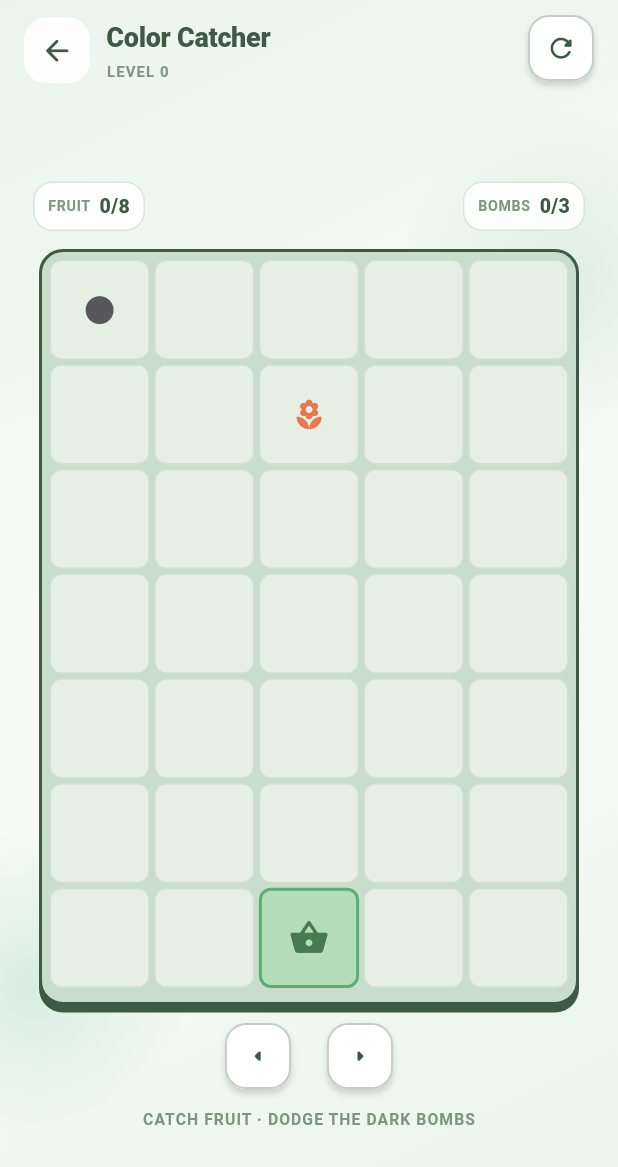
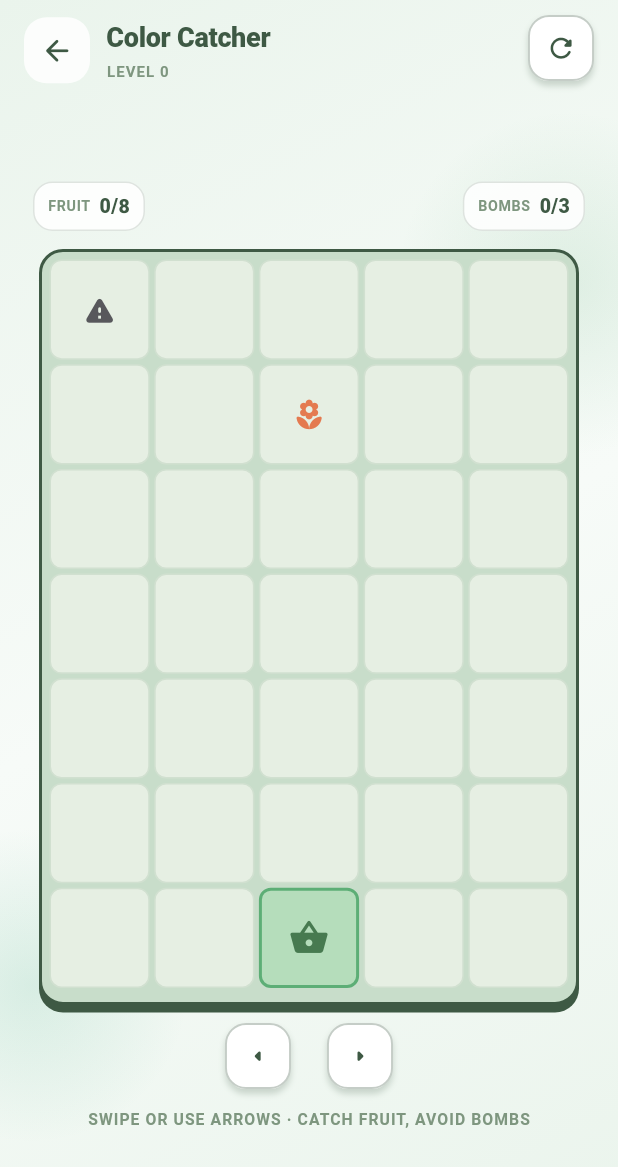
Before and after one commit to nurgeldiserikbay/flooria, a Flutter app: the ColorCatcherPage screen opened directly with empty values, on a phone screen of 412 x 824 dp. Shown: the top 1167 px of the screen. Run offline on Flutter 3.47's test engine with Material 3 defaults, Android fonts, the phone set to English and light mode, and no system bars; our stand-ins replace flutter_svg, shared_preferences; accounts and stored records are empty.

Commit message:
Flooria Wave 21: swipe controls and clearer Color Catcher cues (#116)
* feat: Color Catcher swipe controls, readable falling icons and accessible basket state

* fix: close Color Catcher gesture semantics and keep supported fruit glyph

* test: guard Color Catcher swipe, arrow control and mobile layouts

```diff
--- a/lib/games/color_catcher/color_catcher_page.dart
+++ b/lib/games/color_catcher/color_catcher_page.dart
@@ -59,7 +59,9 @@
   }
 
   @override
-  Widget build(BuildContext context) => GameScaffold(
+  Widget build(BuildContext context) {
+    final reducedMotion = MediaQuery.maybeOf(context)?.disableAnimations ?? false;
+    return GameScaffold(
     palette: _palette,
     title: 'Color Catcher',
     level: level,
@@ -82,7 +84,19 @@
                 StatChip(label: 'BOMBS', value: '${_engine.strikes}/3', palette: _palette),
               ])),
           const SizedBox(height: 12),
-          Container(width: boardWidth, height: boardHeight, padding: const EdgeInsets.all(5),
+          Semantics(
+            key: const ValueKey('catcher-board-state'),
+            label: 'Basket in lane ${_engine.basketLane + 1} of ${ColorCatcherEngine.lanes}. '
+                '${_engine.caught} of ${_engine.goal} fruit caught. '
+                '${_engine.strikes} of 3 bomb strikes. Swipe left or right to move.',
+            child: GestureDetector(
+              key: const ValueKey('catcher-swipe-area'),
+              behavior: HitTestBehavior.opaque,
+              onHorizontalDragEnd: reported || _engine.isFailed ? null : (details) {
+                final velocity = details.primaryVelocity ?? 0;
+                if (velocity.abs() > 30) _move(velocity > 0 ? 1 : -1);
+              },
+            child: Container(width: boardWidth, height: boardHeight, padding: const EdgeInsets.all(5),
             decoration: BoxDecoration(color: const Color(0xFFC8DDCA),
               borderRadius: BorderRadius.circular(16),
               border: Border.all(color: _palette.edge, width: 2),
@@ -99,14 +113,15 @@
                 final token = byCell[cell];
                 final bucket = row == ColorCatcherEngine.rows - 1 &&
                     cell % ColorCatcherEngine.lanes == _engine.basketLane;
-                return AnimatedContainer(duration: const Duration(milliseconds: 120),
+                return AnimatedContainer(
+                  duration: reducedMotion ? Duration.zero : const Duration(milliseconds: 120),
                   decoration: BoxDecoration(color: bucket ? const Color(0xFFB5DDBB)
                     : const Color(0xFFE6EFE3), borderRadius: BorderRadius.circular(8),
                     border: Border.all(color: bucket ? _palette.accent
                       : const Color(0xFFD1E0D0), width: bucket ? 2 : 1)),
                   child: Center(child: token != null
                     ? Icon(token.kind == CatchKind.fruit
-                        ? Icons.local_florist_rounded : Icons.brightness_1_rounded,
+                        ? Icons.local_florist_rounded : Icons.warning_rounded,
                       size: boardWidth / 16,
                       color: token.kind == CatchKind.fruit
                         ? const Color(0xFFE47A50) : const Color(0xFF58585C))
@@ -114,7 +129,7 @@
                         size: 27, color: Color(0xFF477A50)) : null),
                 );
               },
-            )),
+            )))),
           const SizedBox(height: 12),
           if (!reported && !_engine.isFailed)
             Row(mainAxisAlignment: MainAxisAlignment.center, children: [
@@ -135,8 +150,9 @@
               child: RetryPanel(palette: _palette, title: 'TOO MANY BOMBS',
                 detail: 'Move the basket away from dark bombs.', onRetry: replayLevel))
           else
-            const HintLine('CATCH FRUIT · DODGE THE DARK BOMBS', palette: _palette),
+            const HintLine('SWIPE OR USE ARROWS · CATCH FRUIT, AVOID BOMBS', palette: _palette),
         ]));
     }),
   );
+  }
 }
```
Also changed, not shown: 1 other file.
